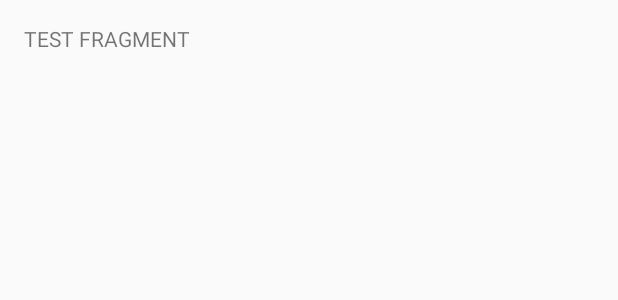
After one commit to jgug/veryweather, an Android app: the layout fragment_main.xml on its own in the app's theme, with its tools: preview values and no code run, on a phone screen of 412 x 824 dp. The commit adds this screen. Shown: the top 300 px of the screen. Run offline under Robolectric (Android 15) with nearby library versions, the phone set to English and light mode, and no system bars.

Commit message:
Created horizontal paging

```diff
--- a/app/src/main/AndroidManifest.xml
+++ b/app/src/main/AndroidManifest.xml
@@ -10,8 +10,8 @@
         android:label="@string/app_name"
         android:theme="@style/AppTheme">
         <activity
-            android:name=".currentweather.CurrentActivity"
-            android:label="@string/app_name">
+            android:name=".MainActivity"
+            android:label="@string/title_activity_main">
             <intent-filter>
                 <action android:name="android.intent.action.MAIN" />
 
--- a/app/src/main/java/app/com/vshkl/veryweather/currentweather/CurrentFragment.java
+++ b/app/src/main/java/app/com/vshkl/veryweather/currentweather/CurrentFragment.java
@@ -57,7 +57,7 @@ public class CurrentFragment extends Fragment {
 
     /**
      * Called when the Fragment is visible to the user.  This is generally
-     * tied to {@link Activity#onStart() Activity.onStart} of the containing
+     * tied to Activity.onStart of the containing
      * Activity's lifecycle.
      */
     @Override
--- /dev/null
+++ b/app/src/main/res/layout/activity_main.xml
@@ -0,0 +1,6 @@
+<android.support.v4.view.ViewPager xmlns:android="http://schemas.android.com/apk/res/android"
+    xmlns:tools="http://schemas.android.com/tools"
+    android:id="@+id/pager"
+    android:layout_width="match_parent"
+    android:layout_height="match_parent"
+    tools:context="app.com.vshkl.veryweather.MainActivity" />
--- /dev/null
+++ b/app/src/main/res/layout/fragment_main.xml
@@ -0,0 +1,17 @@
+<RelativeLayout xmlns:android="http://schemas.android.com/apk/res/android"
+    xmlns:tools="http://schemas.android.com/tools"
+    android:layout_width="match_parent"
+    android:layout_height="match_parent"
+    android:paddingBottom="@dimen/activity_vertical_margin"
+    android:paddingLeft="@dimen/activity_horizontal_margin"
+    android:paddingRight="@dimen/activity_horizontal_margin"
+    android:paddingTop="@dimen/activity_vertical_margin"
+    tools:context="app.com.vshkl.veryweather.MainActivity$PlaceholderFragment">
+
+    <TextView
+        android:id="@+id/section_label"
+        android:layout_width="wrap_content"
+        android:layout_height="wrap_content"
+        android:text="TEST FRAGMENT" />
+
+</RelativeLayout>
--- a/app/src/main/res/menu/current_conditions.xml
+++ b/app/src/main/res/menu/current_conditions.xml
@@ -4,7 +4,7 @@
     tools:context=".CurrentActivity">
     <item
         android:id="@+id/action_refresh"
-        android:icon="@drawable/action_bar_refresh"
+        android:icon="@drawable/ic_menu_refresh"
         android:title="@string/action_refresh"
         app:showAsAction="ifRoom" />
 </menu>
--- a/app/src/main/res/menu/menu_current.xml
+++ b/app/src/main/res/menu/menu_main.xml
@@ -1,7 +1,7 @@
 <menu xmlns:android="http://schemas.android.com/apk/res/android"
     xmlns:app="http://schemas.android.com/apk/res-auto"
     xmlns:tools="http://schemas.android.com/tools"
-    tools:context=".CurrentActivity">
+    tools:context="app.com.vshkl.veryweather.MainActivity">
     <item
         android:id="@+id/action_settings"
         android:orderInCategory="100"
```
Also changed, not shown: app/src/main/java/app/com/vshkl/veryweather/MainActivity.java (added, +120 -0 lines), app/src/main/java/app/com/vshkl/veryweather/currentweather/CurrentActivity.java (deleted, +0 -39 lines), app/src/main/java/app/com/vshkl/veryweather/currentweather/FragmentTest.java (added, +22 -0 lines), app/src/main/res/layout/activity_current.xml (deleted, +0 -7 lines), app/src/main/res/values/strings.xml (+6 -1 lines), app/src/main/ic_menu_refresh-web.png (added), app/src/main/res/drawable-hdpi/ic_menu_refresh.png (added), app/src/main/res/drawable-mdpi/ic_menu_refresh.png (added), app/src/main/res/drawable-xhdpi/ic_menu_refresh.png (added), app/src/main/res/drawable-xxhdpi/ic_menu_refresh.png (added).
